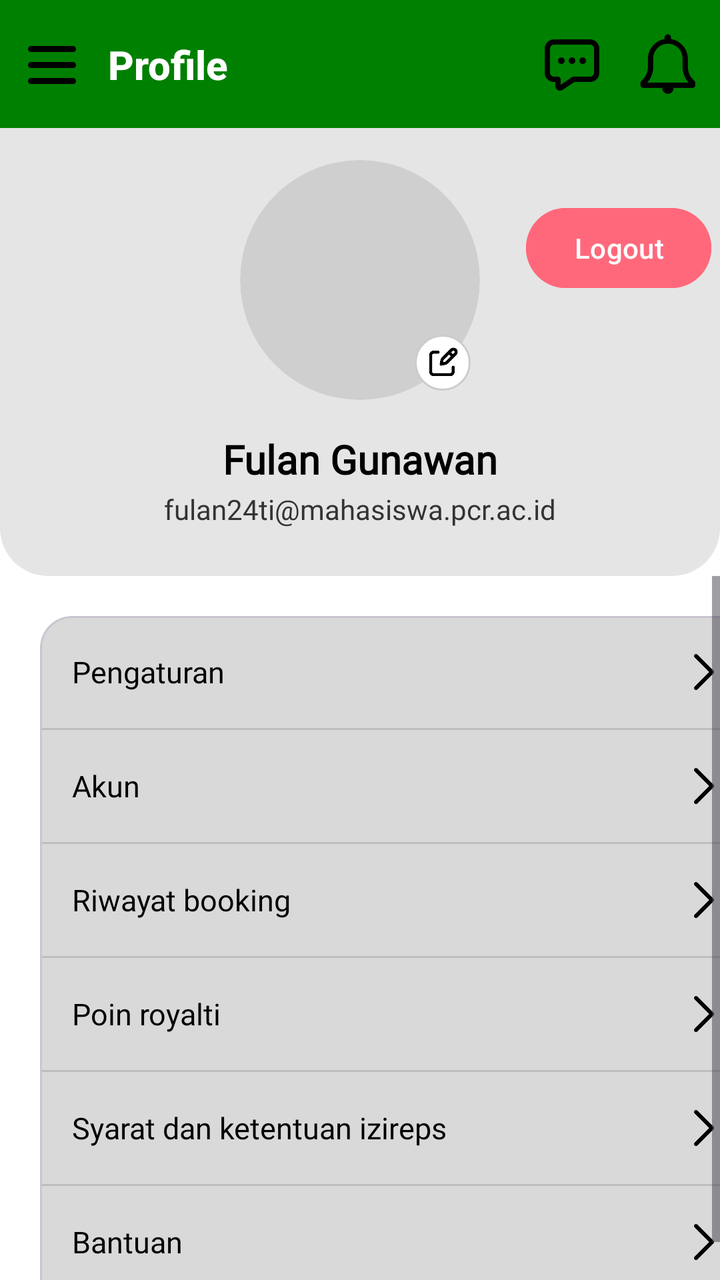
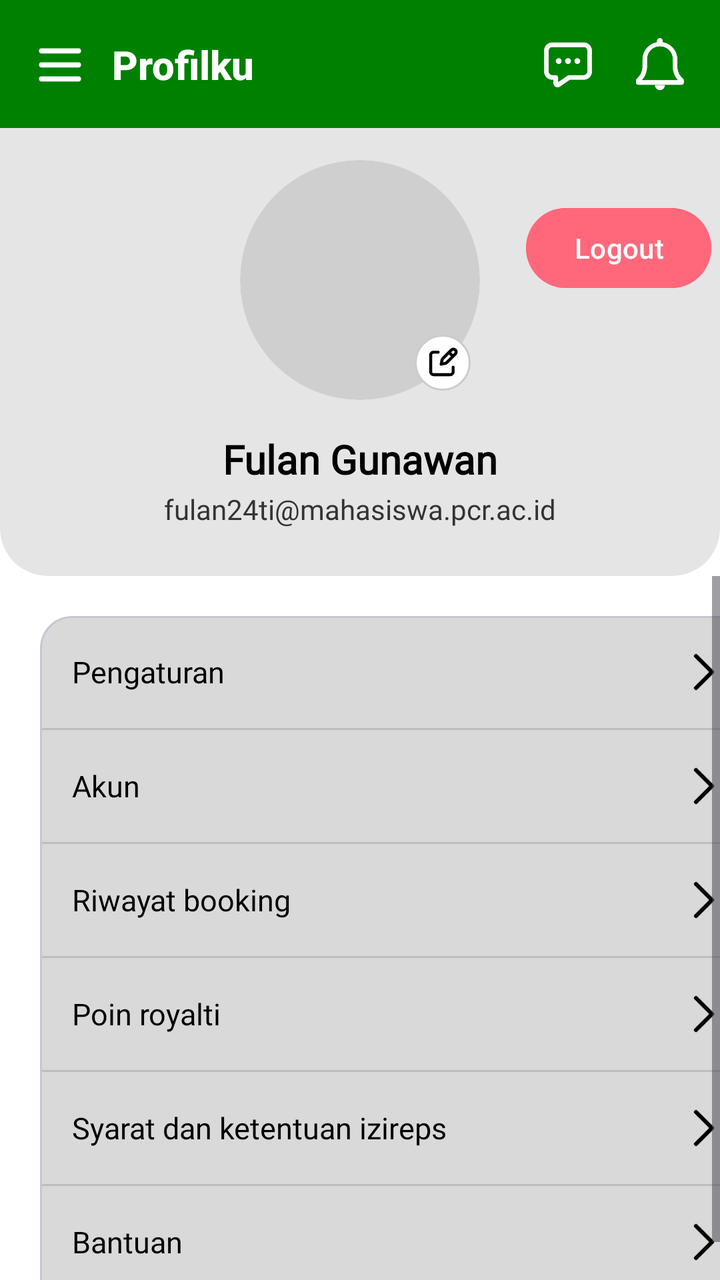

Before-and-after screenshots of an Android layout around one commit, followed by the original layout XML and the change that was made.
<!-- AndroidManifest.xml: application theme Theme.Mrstango -->
<!-- res/layout/fragment_profile.xml -->
<?xml version="1.0" encoding="utf-8"?>
<androidx.constraintlayout.widget.ConstraintLayout xmlns:android="http://schemas.android.com/apk/res/android"
    xmlns:app="http://schemas.android.com/apk/res-auto"
    xmlns:tools="http://schemas.android.com/tools"
    android:layout_width="match_parent"
    android:layout_height="match_parent"
    android:background="#FFFFFF">

    <androidx.appcompat.widget.Toolbar
        android:id="@+id/toolbar"
        android:layout_width="match_parent"
        android:layout_height="?attr/actionBarSize"
        android:background="#008000"
        app:contentInsetStart="0dp"
        app:layout_constraintEnd_toEndOf="parent"
        app:layout_constraintStart_toStartOf="parent"
        app:layout_constraintTop_toTopOf="parent">

        
        <androidx.constraintlayout.widget.ConstraintLayout
            android:layout_width="match_parent"
            android:layout_height="match_parent"
            android:paddingHorizontal="10dp">

            
            <ImageView
                android:id="@+id/iconMenu"
                android:layout_width="32dp"
                android:layout_height="32dp"
                android:src="@drawable/ic_menu"
                app:layout_constraintBottom_toBottomOf="parent"
                app:layout_constraintStart_toStartOf="parent"
                app:layout_constraintTop_toTopOf="parent" />

            
            <TextView
                android:id="@+id/toolbarTitle"
                android:layout_width="0dp"
                android:layout_height="wrap_content"
                android:layout_marginStart="12dp"
                android:fontFamily="sans-serif-medium"
                android:text="Profile"
                android:textColor="@color/white"
                android:textSize="20sp"
                android:textStyle="bold"
                app:layout_constraintBottom_toBottomOf="parent"
                app:layout_constraintStart_toEndOf="@id/iconMenu"
                app:layout_constraintEnd_toStartOf="@id/iconChat"
                app:layout_constraintTop_toTopOf="parent" />

            
            <ImageView
                android:id="@+id/iconNotif"
                android:layout_width="32dp"
                android:layout_height="32dp"
                android:src="@drawable/ic_notification"
                app:layout_constraintBottom_toBottomOf="parent"
                app:layout_constraintEnd_toEndOf="parent"
                app:layout_constraintTop_toTopOf="parent" />

            
            <ImageView
                android:id="@+id/iconChat"
                android:layout_width="32dp"
                android:layout_height="32dp"
                android:layout_marginEnd="16dp"
                android:src="@drawable/ic_chat"
                app:layout_constraintBottom_toBottomOf="parent"
                app:layout_constraintEnd_toStartOf="@id/iconNotif"
                app:layout_constraintTop_toTopOf="parent" />

        </androidx.constraintlayout.widget.ConstraintLayout>
    </androidx.appcompat.widget.Toolbar>

    
    
    
    <FrameLayout
        android:id="@+id/profileHeaderContainer"
        android:layout_width="match_parent"
        android:layout_height="wrap_content"
        android:background="@drawable/bg_profile_header"
        android:paddingBottom="24dp"
        app:layout_constraintTop_toBottomOf="@+id/toolbar">

        <androidx.constraintlayout.widget.ConstraintLayout
            android:layout_width="match_parent"
            android:layout_height="wrap_content">

            
            <androidx.cardview.widget.CardView
                android:id="@+id/cvAvatar"
                android:layout_width="120dp"
                android:layout_height="120dp"
                android:layout_marginTop="16dp"
                app:cardBackgroundColor="#CFCFCF"
                app:cardCornerRadius="60dp"
                app:cardElevation="0dp"
                app:layout_constraintEnd_toEndOf="parent"
                app:layout_constraintStart_toStartOf="parent"
                app:layout_constraintTop_toTopOf="parent">

                
                <ImageView
                    android:id="@+id/ivAvatar"
                    android:layout_width="match_parent"
                    android:layout_height="match_parent"
                    android:scaleType="centerCrop" />
            </androidx.cardview.widget.CardView>

            
            <ImageView
                android:id="@+id/btnEditProfile"
                android:layout_width="28dp"
                android:layout_height="28dp"
                android:background="@drawable/bg_circle_white"
                android:padding="5dp"
                android:src="@drawable/ic_edit"
                app:layout_constraintBottom_toBottomOf="@id/cvAvatar"
                app:layout_constraintEnd_toEndOf="@id/cvAvatar"
                app:layout_constraintHorizontal_bias="0.95"
                app:layout_constraintStart_toStartOf="@id/cvAvatar"
                app:layout_constraintTop_toTopOf="@id/cvAvatar"
                app:layout_constraintVertical_bias="0.95"
                app:tint="#000000" />

            
            <TextView
                android:id="@+id/tvName"
                android:layout_width="wrap_content"
                android:layout_height="wrap_content"
                android:layout_marginTop="16dp"
                android:fontFamily="@font/commissioner_regular"
                android:text="Fulan Gunawan"
                android:textColor="#000000"
                android:textSize="20sp"
                android:textStyle="bold"
                app:layout_constraintEnd_toEndOf="parent"
                app:layout_constraintStart_toStartOf="parent"
                app:layout_constraintTop_toBottomOf="@id/cvAvatar" />

            
            <TextView
                android:id="@+id/tvEmail"
                android:layout_width="wrap_content"
                android:layout_height="wrap_content"
                android:layout_marginTop="2dp"
                android:fontFamily="@font/commissioner_regular"
                android:text="fulan24ti@mahasiswa.pcr.ac.id"
                android:textColor="#333333"
                android:textSize="14sp"
                app:layout_constraintEnd_toEndOf="parent"
                app:layout_constraintStart_toStartOf="parent"
                app:layout_constraintTop_toBottomOf="@id/tvName" />

            <Button
                android:id="@+id/btnLogout"
                android:layout_width="wrap_content"
                android:layout_height="wrap_content"
                android:layout_marginStart="17dp"
                android:layout_marginTop="36dp"
                android:text="Logout"
                android:backgroundTint="@color/light_red"
                app:layout_constraintEnd_toEndOf="parent"
                app:layout_constraintHorizontal_bias="0.578"
                app:layout_constraintStart_toEndOf="@+id/cvAvatar"
                app:layout_constraintTop_toTopOf="parent" />

        </androidx.constraintlayout.widget.ConstraintLayout>
    </FrameLayout>

    
    
    
    <ScrollView
        android:layout_width="match_parent"
        android:layout_height="0dp"
        android:fillViewport="true"
        app:layout_constraintBottom_toBottomOf="parent"
        app:layout_constraintTop_toBottomOf="@id/profileHeaderContainer">

        <com.google.android.material.card.MaterialCardView
            android:layout_width="match_parent"
            android:layout_height="wrap_content"
            android:layout_margin="20dp"
            app:cardBackgroundColor="#D9D9D9"
            app:cardCornerRadius="16dp"
            app:cardElevation="0dp">

            <LinearLayout
                android:layout_width="match_parent"
                android:layout_height="wrap_content"
                android:orientation="vertical">

                <TextView
                    android:id="@+id/menuPengaturan"
                    android:layout_width="match_parent"
                    android:layout_height="56dp"
                    android:fontFamily="@font/commissioner_regular"
                    android:gravity="center_vertical"
                    android:paddingHorizontal="16dp"
                    android:text="Pengaturan"
                    android:textColor="#000000"
                    android:textSize="15sp"
                    app:drawableEndCompat="@drawable/ic_chevron_right" />

                <View
                    android:layout_width="match_parent"
                    android:layout_height="1dp"
                    android:background="#BDBDBD" />

                <TextView
                    android:id="@+id/menuAkun"
                    android:layout_width="match_parent"
                    android:layout_height="56dp"
                    android:fontFamily="@font/commissioner_regular"
                    android:gravity="center_vertical"
                    android:paddingHorizontal="16dp"
                    android:text="Akun"
                    android:textColor="#000000"
                    android:textSize="15sp"
                    app:drawableEndCompat="@drawable/ic_chevron_right" />

                <View
                    android:layout_width="match_parent"
                    android:layout_height="1dp"
                    android:background="#BDBDBD" />

                <TextView
                    android:id="@+id/menuRiwayatBooking"
                    android:layout_width="match_parent"
                    android:layout_height="56dp"
                    android:fontFamily="@font/commissioner_regular"
                    android:gravity="center_vertical"
                    android:paddingHorizontal="16dp"
                    android:text="Riwayat booking"
                    android:textColor="#000000"
                    android:textSize="15sp"
                    app:drawableEndCompat="@drawable/ic_chevron_right" />

                <View
                    android:layout_width="match_parent"
                    android:layout_height="1dp"
                    android:background="#BDBDBD" />

                <TextView
                    android:id="@+id/menuPoinRoyalti"
                    android:layout_width="match_parent"
                    android:layout_height="56dp"
                    android:fontFamily="@font/commissioner_regular"
                    android:gravity="center_vertical"
                    android:paddingHorizontal="16dp"
                    android:text="Poin royalti"
                    android:textColor="#000000"
                    android:textSize="15sp"
                    app:drawableEndCompat="@drawable/ic_chevron_right" />

                <View
                    android:layout_width="match_parent"
                    android:layout_height="1dp"
                    android:background="#BDBDBD" />

                <TextView
                    android:id="@+id/menuSyaratKetentuan"
                    android:layout_width="match_parent"
                    android:layout_height="56dp"
                    android:fontFamily="@font/commissioner_regular"
                    android:gravity="center_vertical"
                    android:paddingHorizontal="16dp"
                    android:text="Syarat dan ketentuan izireps"
                    android:textColor="#000000"
                    android:textSize="15sp"
                    app:drawableEndCompat="@drawable/ic_chevron_right" />

                <View
                    android:layout_width="match_parent"
                    android:layout_height="1dp"
                    android:background="#BDBDBD" />

                <TextView
                    android:id="@+id/menuBantuan"
                    android:layout_width="match_parent"
                    android:layout_height="56dp"
                    android:fontFamily="@font/commissioner_regular"
                    android:gravity="center_vertical"
                    android:paddingHorizontal="16dp"
                    android:text="Bantuan"
                    android:textColor="#000000"
                    android:textSize="15sp"
                    app:drawableEndCompat="@drawable/ic_chevron_right" />

            </LinearLayout>
        </com.google.android.material.card.MaterialCardView>
    </ScrollView>

</androidx.constraintlayout.widget.ConstraintLayout>
<!-- resources referenced by this layout -->
<resources>
  <color name="light_red">#FF687B</color>
  <color name="white">#FFFFFFFF</color>
  <!-- drawable bg_circle_white (drawable) -->
  <?xml version="1.0" encoding="utf-8"?>
  <shape xmlns:android="http://schemas.android.com/apk/res/android"
      android:shape="oval">
      <solid android:color="#FFFFFF" />
      <stroke android:width="1dp" android:color="#CCCCCC" />
  </shape>
  <!-- drawable bg_profile_header (drawable) -->
  <?xml version="1.0" encoding="utf-8"?>
  <shape xmlns:android="http://schemas.android.com/apk/res/android"
      android:shape="rectangle">
      <solid android:color="#E5E5E5" /> 
      <corners
          android:bottomLeftRadius="24dp"
          android:bottomRightRadius="24dp" />
  </shape>
  <!-- drawable ic_chat (drawable) -->
  <vector xmlns:android="http://schemas.android.com/apk/res/android"
      android:width="24dp"
      android:height="24dp"
      android:viewportWidth="24"
      android:viewportHeight="24">
    <path
        android:pathData="M2.75,6.25a2.5,2.5 0,0 1,2.5 -2.5h13.5a2.5,2.5 0,0 1,2.5 2.5v9a2.5,2.5 0,0 1,-2.5 2.5H12.5L8,20.85a0.77,0.77 0,0 1,-1.25 -0.6v-2.5h-1.5a2.5,2.5 0,0 1,-2.5 -2.5Z"
        android:strokeLineJoin="round"
        android:strokeWidth="2"
        android:fillColor="#00000000"
        android:strokeColor="@color/black"
        android:strokeLineCap="round"/>
    <path
        android:pathData="M8,10.75h0.01m3.99,0h0.01m3.99,0h0.01"
        android:strokeLineJoin="round"
        android:strokeWidth="2.5"
        android:fillColor="#00000000"
        android:strokeColor="@color/black"
        android:strokeLineCap="round"/>
  </vector>
  <!-- drawable ic_chevron_right (drawable) -->
  <vector xmlns:android="http://schemas.android.com/apk/res/android"
      android:width="24dp"
      android:height="24dp"
      android:viewportWidth="24"
      android:viewportHeight="24">
    <path
        android:pathData="m8,4l8,8l-8,8"
        android:strokeLineJoin="round"
        android:strokeWidth="2"
        android:fillColor="#00000000"
        android:strokeColor="@color/black"
        android:strokeLineCap="round"/>
  </vector>
  <!-- drawable ic_edit (drawable) -->
  <vector xmlns:android="http://schemas.android.com/apk/res/android"
      android:width="24dp"
      android:height="24dp"
      android:viewportWidth="24"
      android:viewportHeight="24">
    <path
        android:pathData="m16.475,5.408l2.117,2.117m-0.756,-3.982L12.109,9.27a2.1,2.1 0,0 0,-0.58 1.082L11,13l2.648,-0.53c0.41,-0.082 0.786,-0.283 1.082,-0.579l5.727,-5.727a1.853,1.853 0,1 0,-2.621 -2.621"
        android:strokeLineJoin="round"
        android:strokeWidth="2"
        android:fillColor="#00000000"
        android:strokeColor="@color/black"
        android:strokeLineCap="round"/>
    <path
        android:pathData="M19,15v3a2,2 0,0 1,-2 2H6a2,2 0,0 1,-2 -2V7a2,2 0,0 1,2 -2h3"
        android:strokeLineJoin="round"
        android:strokeWidth="2"
        android:fillColor="#00000000"
        android:strokeColor="@color/black"
        android:strokeLineCap="round"/>
  </vector>
  <!-- drawable ic_menu (drawable) -->
  <vector xmlns:android="http://schemas.android.com/apk/res/android"
      android:width="16dp"
      android:height="16dp"
      android:viewportWidth="16"
      android:viewportHeight="16">
    <path
        android:pathData="m2.75,12.25h10.5m-10.5,-4h10.5m-10.5,-4h10.5"
        android:strokeLineJoin="round"
        android:strokeWidth="1.5"
        android:fillColor="#00000000"
        android:strokeColor="@color/black"
        android:strokeLineCap="round"/>
  </vector>
  <style name="Theme.Mrstango" parent="Base.Theme.Mrstango" />
  <color name="black">#FF000000</color>
  <style name="Base.Theme.Mrstango" parent="Theme.Material3.DayNight.NoActionBar">
          
          
      </style>
  <!-- unchanged entries left out for length: 1 -->
</resources>

<!-- the commit's change to res/layout/fragment_profile.xml (unified diff, before → after) -->
@@ -6,31 +6,33 @@
     android:layout_height="match_parent"
     android:background="#FFFFFF">
 
+    
     <androidx.appcompat.widget.Toolbar
         android:id="@+id/toolbar"
-        android:layout_width="match_parent"
+        android:layout_width="0dp"
         android:layout_height="?attr/actionBarSize"
         android:background="#008000"
         app:contentInsetStart="0dp"
-        app:layout_constraintEnd_toEndOf="parent"
+        app:layout_constraintTop_toTopOf="parent"
         app:layout_constraintStart_toStartOf="parent"
-        app:layout_constraintTop_toTopOf="parent">
-
-        
+        app:layout_constraintEnd_toEndOf="parent">
+
         <androidx.constraintlayout.widget.ConstraintLayout
             android:layout_width="match_parent"
             android:layout_height="match_parent"
-            android:paddingHorizontal="10dp">
+            android:paddingHorizontal="16dp">
 
             
             <ImageView
                 android:id="@+id/iconMenu"
-                android:layout_width="32dp"
-                android:layout_height="32dp"
+                android:layout_width="28dp"
+                android:layout_height="28dp"
                 android:src="@drawable/ic_menu"
-                app:layout_constraintBottom_toBottomOf="parent"
+                android:contentDescription="Menu"
+                app:tint="@android:color/white"
                 app:layout_constraintStart_toStartOf="parent"
-                app:layout_constraintTop_toTopOf="parent" />
+                app:layout_constraintTop_toTopOf="parent"
+                app:layout_constraintBottom_toBottomOf="parent" />
 
             
             <TextView
@@ -38,37 +40,40 @@
                 android:layout_width="0dp"
                 android:layout_height="wrap_content"
                 android:layout_marginStart="12dp"
+                android:text="Profilku"
+                android:textColor="@android:color/white"
+                android:textSize="20sp"
                 android:fontFamily="sans-serif-medium"
-                android:text="Profile"
-                android:textColor="@color/white"
-                android:textSize="20sp"
                 android:textStyle="bold"
-                app:layout_constraintBottom_toBottomOf="parent"
                 app:layout_constraintStart_toEndOf="@id/iconMenu"
                 app:layout_constraintEnd_toStartOf="@id/iconChat"
-                app:layout_constraintTop_toTopOf="parent" />
+                app:layout_constraintTop_toTopOf="parent"
+                app:layout_constraintBottom_toBottomOf="parent" />
+
+            
+            <ImageView
+                android:id="@+id/iconChat"
+                android:layout_width="28dp"
+                android:layout_height="28dp"
+                android:layout_marginEnd="18dp"
+                android:src="@drawable/ic_chat"
+                android:contentDescription="Chat"
+                app:tint="@android:color/white"
+                app:layout_constraintEnd_toStartOf="@id/iconNotif"
+                app:layout_constraintTop_toTopOf="parent"
+                app:layout_constraintBottom_toBottomOf="parent" />
 
             
             <ImageView
                 android:id="@+id/iconNotif"
-                android:layout_width="32dp"
-                android:layout_height="32dp"
+                android:layout_width="28dp"
+                android:layout_height="28dp"
                 android:src="@drawable/ic_notification"
-                app:layout_constraintBottom_toBottomOf="parent"
-                app:layout_constraintEnd_toEndOf="parent"
-                app:layout_constraintTop_toTopOf="parent" />
-
-            
-            <ImageView
-                android:id="@+id/iconChat"
-                android:layout_width="32dp"
-                android:layout_height="32dp"
-                android:layout_marginEnd="16dp"
-                android:src="@drawable/ic_chat"
-                app:layout_constraintBottom_toBottomOf="parent"
-                app:layout_constraintEnd_toStartOf="@id/iconNotif"
-                app:layout_constraintTop_toTopOf="parent" />
-
+                android:contentDescription="Notifikasi"
+                app:tint="@android:color/white"
+                app:layout_constraintEnd_toEndOf="parent"
+                app:layout_constraintTop_toTopOf="parent"
+                app:layout_constraintBottom_toBottomOf="parent" />
         </androidx.constraintlayout.widget.ConstraintLayout>
     </androidx.appcompat.widget.Toolbar>
 
<!-- resource entries referenced after the edit -->
@@ -1,7 +1,6 @@
 <!-- resources referenced by this layout -->
 <resources>
   <color name="light_red">#FF687B</color>
-  <color name="white">#FFFFFFFF</color>
   <!-- drawable bg_circle_white (drawable) -->
   <?xml version="1.0" encoding="utf-8"?>
   <shape xmlns:android="http://schemas.android.com/apk/res/android"
